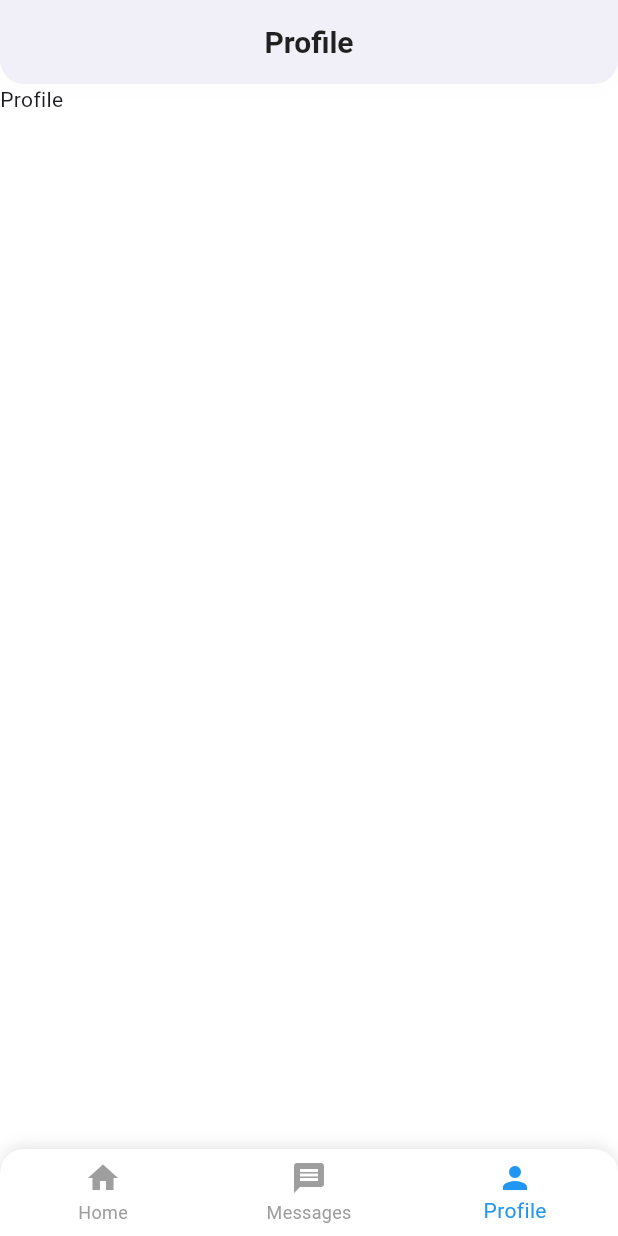
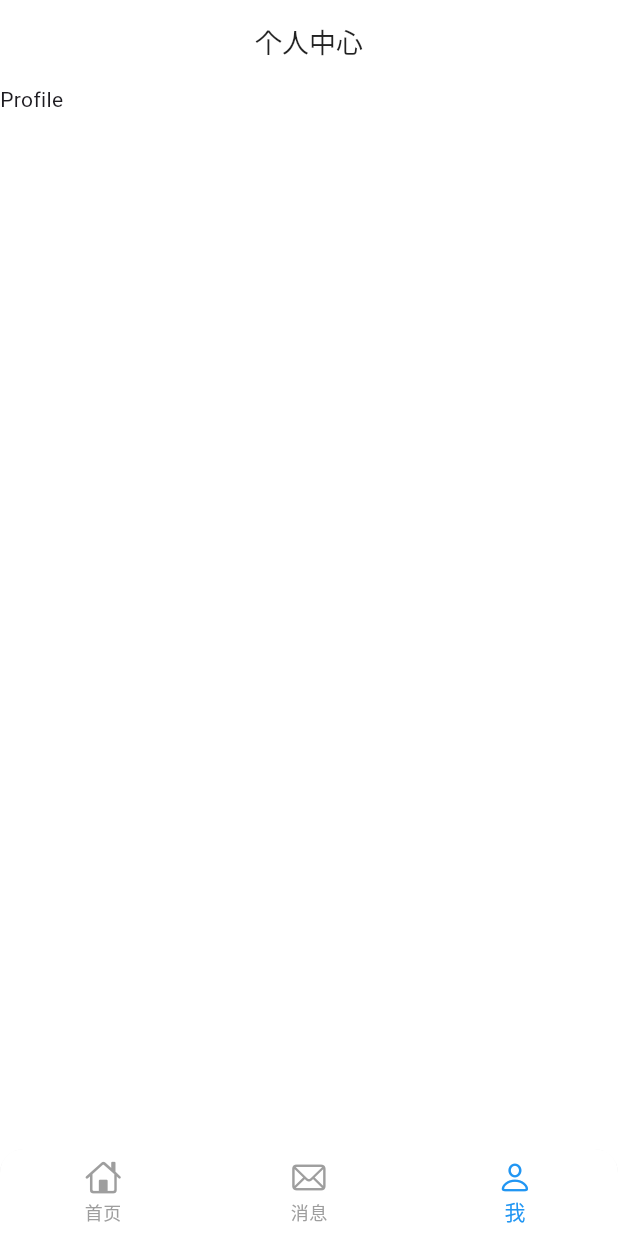
Before and after one commit to tianchoy/zd_iot, a Flutter app: the ProfileView screen opened by its route, on a phone screen of 412 x 824 dp. Run offline on Flutter 3.47's test engine with Material 3 defaults, Android fonts, the phone set to English and light mode, and no system bars; our stand-ins replace dio, get; Roboto replaces fonts that are missing (PingFang SC).

Commit message:
基础架构完成

```diff
--- a/lib/app/routes.dart
+++ b/lib/app/routes.dart
@@ -5,7 +5,7 @@ import '../views/messages/messages_binding.dart';
 import '../views/messages/messages_view.dart';
 import '../views/profile/profile_binding.dart';
 import '../views/profile/profile_view.dart';
-import 'router_constance.dart';
+import 'router_instance.dart';
 
 class AppRouter {
   static final routes = [
--- a/lib/shared/services/navigation_service.dart
+++ b/lib/shared/services/navigation_service.dart
@@ -1,6 +1,6 @@
 // shared/services/navigation_service.dart
 import 'package:get/get.dart';
-import '../../app/router_constance.dart';
+import '../../app/router_instance.dart';
 
 class NavigationService {
   static const int homeIndex = 0;
--- a/lib/shared/widgets/bottom_nav_bar.dart
+++ b/lib/shared/widgets/bottom_nav_bar.dart
@@ -1,5 +1,6 @@
 // shared/widgets/bottom_nav_bar.dart
 import 'package:flutter/material.dart';
+import 'package:flutter/cupertino.dart';
 
 class CustomBottomNavBar extends StatelessWidget {
   final int currentIndex;
@@ -24,13 +25,6 @@ class CustomBottomNavBar extends StatelessWidget {
     return Container(
       decoration: BoxDecoration(
         borderRadius: const BorderRadius.vertical(top: Radius.circular(16)),
-        boxShadow: [
-          BoxShadow(
-            color: Colors.black.withOpacity(0.1),
-            blurRadius: 8,
-            offset: const Offset(0, -2),
-          ),
-        ],
       ),
       child: ClipRRect(
         borderRadius: const BorderRadius.vertical(top: Radius.circular(16)),
@@ -52,9 +46,9 @@ class CustomBottomNavBar extends StatelessWidget {
 
   List<BottomNavigationBarItem> _buildNavItems() {
     return const [
-      BottomNavigationBarItem(icon: Icon(Icons.home), label: 'Home'),
-      BottomNavigationBarItem(icon: Icon(Icons.message), label: 'Messages'),
-      BottomNavigationBarItem(icon: Icon(Icons.person), label: 'Profile'),
+      BottomNavigationBarItem(icon: Icon(CupertinoIcons.home), label: '首页'),
+      BottomNavigationBarItem(icon: Icon(CupertinoIcons.mail), label: '消息'),
+      BottomNavigationBarItem(icon: Icon(CupertinoIcons.person), label: '我'),
     ];
   }
 }
--- a/lib/shared/widgets/custom_app_bar.dart
+++ b/lib/shared/widgets/custom_app_bar.dart
@@ -6,7 +6,6 @@ class CustomAppBar extends StatelessWidget implements PreferredSizeWidget {
   final List<Widget>? actions;
   final bool showBackButton;
   final Color backgroundColor;
-  final double elevation;
   final bool centerTitle;
 
   const CustomAppBar({
@@ -15,7 +14,6 @@ class CustomAppBar extends StatelessWidget implements PreferredSizeWidget {
     this.actions,
     this.showBackButton = false,
     this.backgroundColor = Colors.white,
-    this.elevation = 4.0,
     this.centerTitle = true,
   });
 
@@ -24,11 +22,7 @@ class CustomAppBar extends StatelessWidget implements PreferredSizeWidget {
     return AppBar(
       title: Text(
         title,
-        style: const TextStyle(
-          fontWeight: FontWeight.bold,
-          fontSize: 20,
-          color: Colors.black87,
-        ),
+        style: const TextStyle(fontSize: 18, color: Colors.black87),
       ),
       centerTitle: centerTitle,
       automaticallyImplyLeading: showBackButton,
@@ -40,17 +34,8 @@ class CustomAppBar extends StatelessWidget implements PreferredSizeWidget {
           : null,
       actions: actions,
       backgroundColor: backgroundColor,
-      elevation: elevation,
-      shadowColor: Colors.black.withAlpha(10),
       iconTheme: const IconThemeData(color: Colors.black87),
-      titleTextStyle: const TextStyle(
-        color: Colors.black87,
-        fontSize: 20,
-        fontWeight: FontWeight.bold,
-      ),
-      shape: const RoundedRectangleBorder(
-        borderRadius: BorderRadius.vertical(bottom: Radius.circular(16)),
-      ),
+      titleTextStyle: const TextStyle(color: Colors.black87, fontSize: 18),
     );
   }
 
--- a/lib/views/home/home_view.dart
+++ b/lib/views/home/home_view.dart
@@ -9,10 +9,17 @@ class HomeView extends GetView<HomeController> {
   @override
   Widget build(BuildContext context) {
     return MainScaffold(
-      title: 'home',
-      showBackButton: true,
-      body: Column(children: [Text('HomeView')]),
+      title: '首页',
+      showBackButton: false,
+      body: Column(
+        children: [
+          Text('HomeView'),
+          // IconButton(
+          //   icon: Icon(Icons.refresh),
+          //   // onPressed: controller.refreshData,
+          // ),
+        ],
+      ),
     );
-    ;
   }
 }
--- a/lib/views/messages/messages_repository.dart
+++ b/lib/views/messages/messages_repository.dart
@@ -3,7 +3,7 @@ import '../../shared/services/api_service.dart';
 class MessagesRepository {
   final ApiService _apiService = ApiService();
 
-  Future<List<String>> fetchMessages() async {
-    return await _apiService.fetchMessages();
-  }
+  // Future<List<String>> fetchMessages() async {
+  //   return await _apiService.fetchMessages();
+  // }
 }
--- a/lib/views/messages/messages_view.dart
+++ b/lib/views/messages/messages_view.dart
@@ -9,7 +9,7 @@ class MessagesView extends GetView<MessagesController> {
   @override
   Widget build(BuildContext context) {
     return MainScaffold(
-      title: 'messages',
+      title: '消息',
       body: Column(children: [Text('Message')]),
     );
   }
--- a/lib/views/profile/profile_repository.dart
+++ b/lib/views/profile/profile_repository.dart
@@ -3,7 +3,7 @@ import '../../shared/services/api_service.dart';
 class ProfileRepository {
   final ApiService _apiService = ApiService();
 
-  Future<Map<String, dynamic>> fetchProfile() async {
-    return await _apiService.fetchProfile();
-  }
+  // Future<Map<String, dynamic>> fetchProfile() async {
+  //   return await _apiService.fetchProfile();
+  // }
 }
--- a/lib/views/profile/profile_view.dart
+++ b/lib/views/profile/profile_view.dart
@@ -9,7 +9,7 @@ class ProfileView extends GetView<ProfileController> {
   @override
   Widget build(BuildContext context) {
     return MainScaffold(
-      title: 'Profile',
+      title: '个人中心',
       body: Column(children: [Text('Profile')]),
     );
   }
```
Also changed, not shown: lib/shared/services/api_http.dart (added, +198 -0 lines), lib/shared/services/api_service.dart (+36 -14 lines), lib/shared/widgets/custom_tab_bar.dart (+0 -7 lines), lib/views/home/home_controller.dart (+21 -2 lines), lib/views/home/home_repository.dart (+12 -2 lines), lib/views/messages/messages_controller.dart (+12 -12 lines), lib/views/profile/profile_controller.dart (+12 -12 lines), lib/app/router_instance.dart (renamed from lib/app/router_constance.dart).
